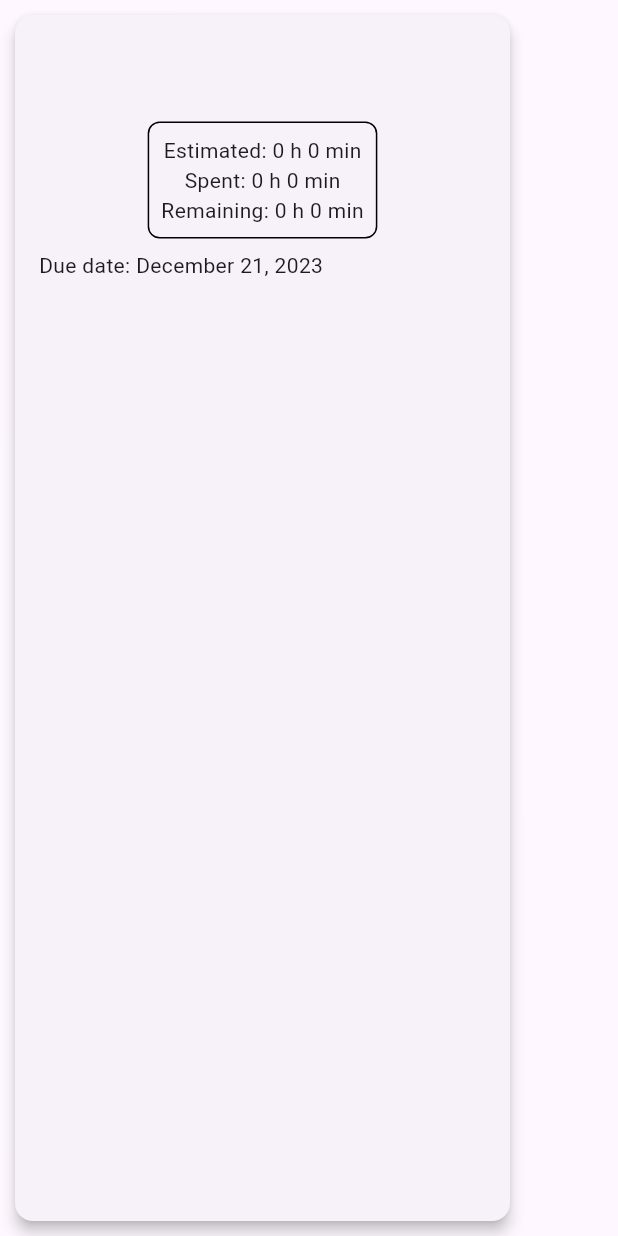
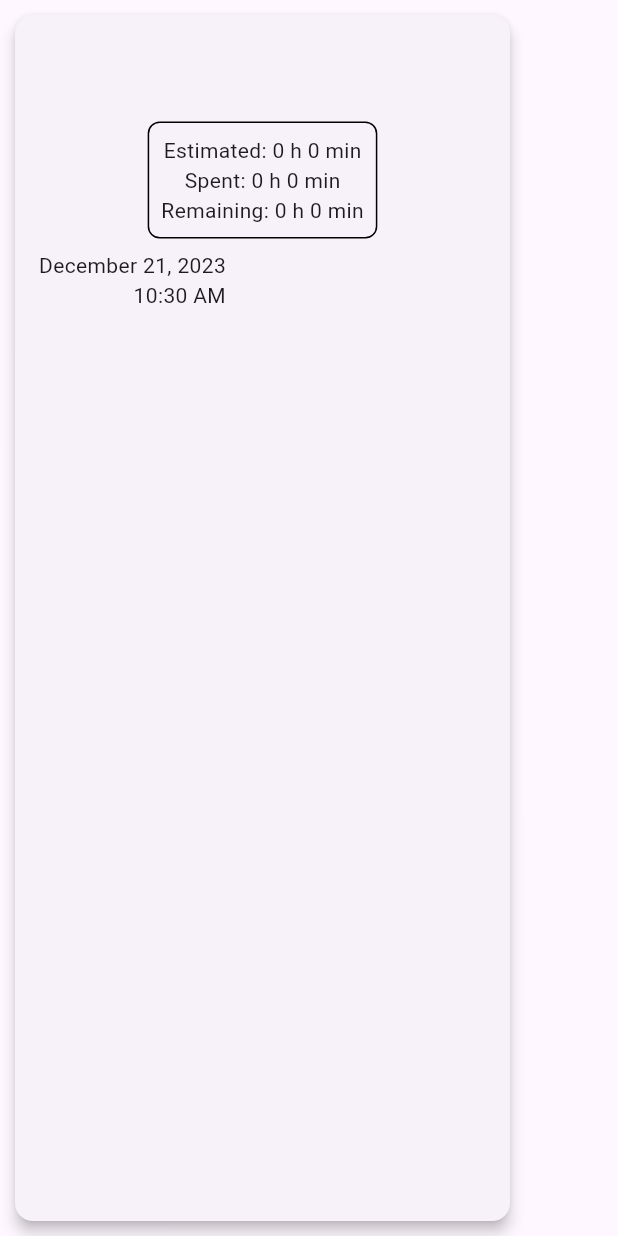
Before and after one commit to NateMcKenzie/task_prioritizer, a Flutter app: what taskCard() shows on an empty page, opened directly, on a phone screen of 412 x 824 dp. Run offline on Flutter 3.47's test engine with Material 3 defaults, Android fonts, the phone set to English and light mode, and no system bars; our stand-ins replace shared_preferences; accounts and stored records are empty.

Commit message:
Clean up date picker UI

```diff
--- a/lib/helpers.dart
+++ b/lib/helpers.dart
@@ -1,3 +1,6 @@
+import 'package:intl/intl.dart';
+import 'package:flutter/material.dart';
+
 String formatDuration(Duration duration) {
   int hours = duration.inHours;
   int minutes = (duration.inMinutes % 60).toInt();
@@ -5,3 +8,30 @@ String formatDuration(Duration duration) {
   String formattedDuration = '$hours h $minutes min';
   return formattedDuration;
 }
+
+// Stub but will help consistency.
+String formatDate(DateTime date) {
+  return DateFormat('MMMM d, y').format(date);
+}
+
+/// Returns a formatted string. Accepts a TimeOfDay or DateTime, defaulting to the former if both are given.
+String formatTime({TimeOfDay? time, DateTime? dateTime}) {
+  NumberFormat formatter = NumberFormat("00");
+  int hour;
+  int minute;
+
+  if (time != null) {
+    hour = time.hour;
+    minute = time.minute;
+  } else if (dateTime != null) {
+    hour = dateTime.hour;
+    minute = dateTime.minute;
+  } else {
+    return "";
+  }
+
+  bool pm = hour > 12;
+  if (pm) hour -= 12;
+
+  return "${formatter.format(hour)}:${formatter.format(minute)} ${pm ? "PM" : "AM"}";
+}
--- a/lib/task_card.dart
+++ b/lib/task_card.dart
@@ -1,5 +1,4 @@
 import 'package:flutter/material.dart';
-import 'package:intl/intl.dart';
 import 'package:task_prioritizer/task.dart';
 import 'package:task_prioritizer/helpers.dart';
 
@@ -48,7 +47,7 @@ Widget taskCard(Task task) {
                     )),
               ),
               const SizedBox(height: 8.0),
-              Text("Due date: ${DateFormat('MMMM d, y').format(task.dueDate)}"),
+              Text(textAlign:TextAlign.right, "${formatDate(task.dueDate)}\n${formatTime(dateTime:task.dueDate)}"),
             ],
           ),
         ),
```
Also changed, not shown: lib/home_page.dart (+17 -3 lines).
